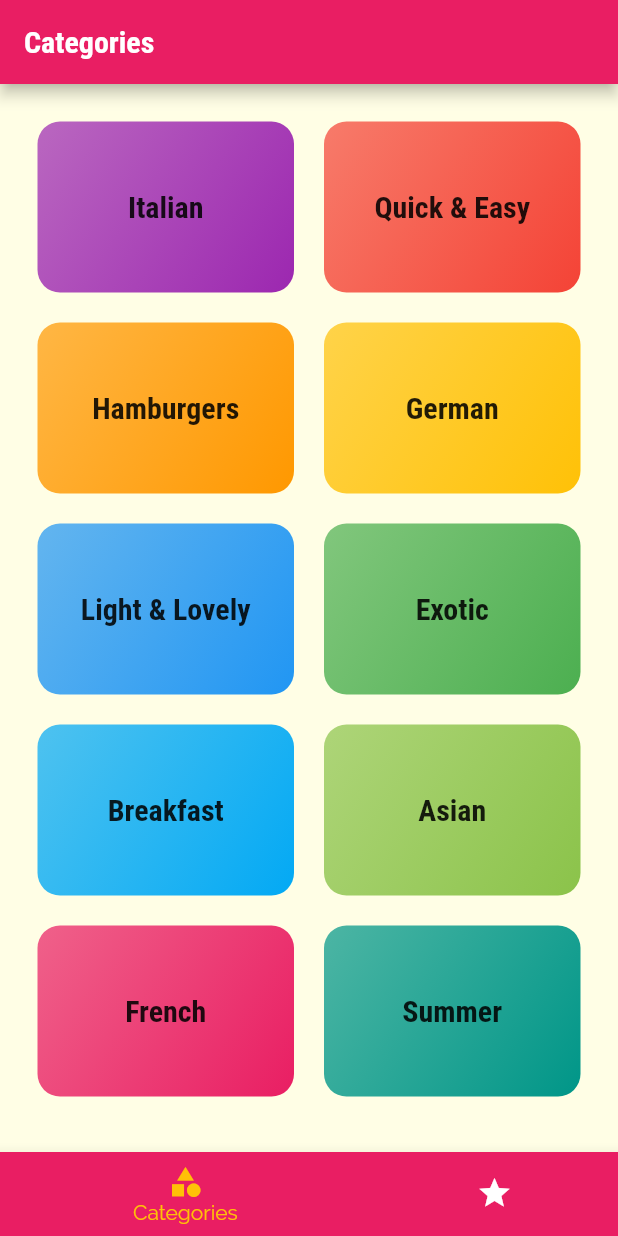
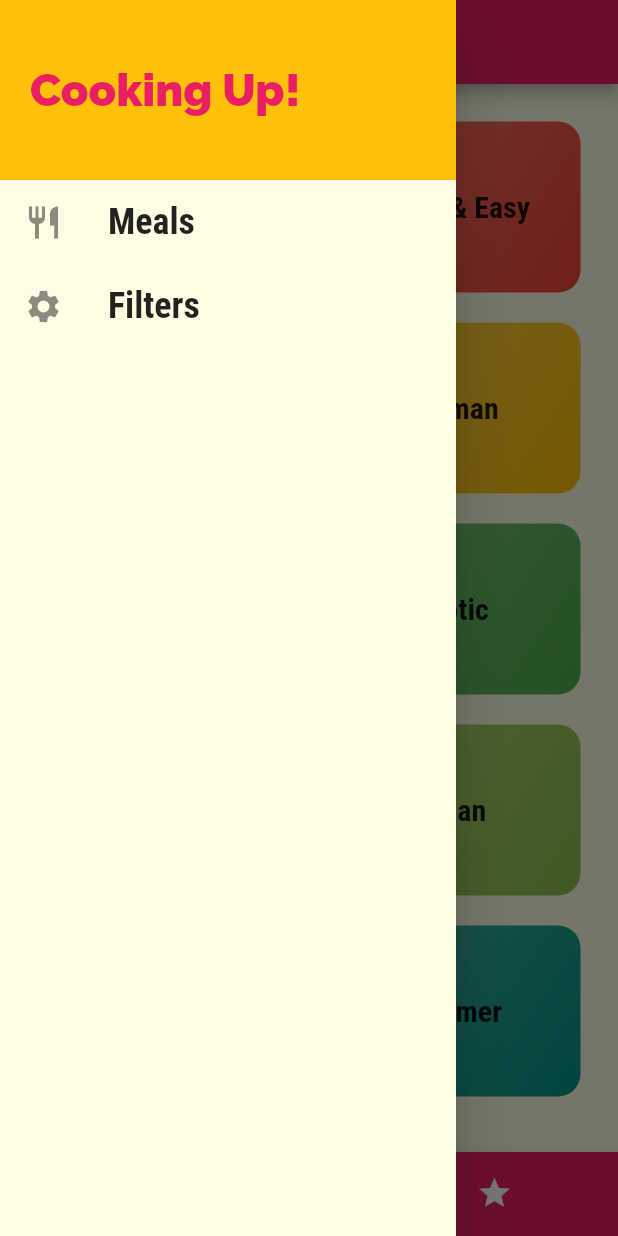
Before and after one commit to MostafaAmin0/Meal_App, a Flutter app: the screen it shows after launch, with the side drawer open (before the commit the screen has no drawer), on a phone screen of 412 x 824 dp. Run offline on Flutter 3.47's test engine with Material 2 defaults, Android fonts, the phone set to English and light mode, and no system bars.

Commit message:
Drawer widget

```diff
--- a/lib/main.dart
+++ b/lib/main.dart
@@ -1,5 +1,6 @@
 import 'package:flutter/material.dart';
 import 'package:meal_app/screens/category_meals_screen.dart';
+import 'package:meal_app/screens/filter_screen.dart';
 import 'package:meal_app/screens/meal_detail_screen.dart';
 import 'package:meal_app/screens/tabs_screen.dart';
 
@@ -34,6 +35,7 @@ class MyApp extends StatelessWidget {
         '/' :(ctx)=> TabsScreen(),
         CategoryMeals.route: (ctx) => CategoryMeals(),
         MealDetail.route : (ctx) => MealDetail(),
+        FilterScreen.route : (ctx)=> FilterScreen(),
       },
       // home: CategoriesScreen(),
 
--- /dev/null
+++ b/lib/screens/filter_screen.dart
@@ -0,0 +1,22 @@
+
+import 'package:flutter/material.dart';
+import 'package:meal_app/widgets/main_drawer.dart';
+
+class FilterScreen extends StatelessWidget {
+  const FilterScreen({Key? key}) : super(key: key);
+
+  static const route = '/filter-screen';
+
+  @override
+  Widget build(BuildContext context) {
+    return Scaffold(
+      appBar: AppBar(
+        title: const Text('Filters'),
+      ),
+      body: const Center(
+        child: Text('data'),
+      ),
+      drawer: const MainDrawer(),
+    );
+  }
+}
--- a/lib/screens/tabs_screen.dart
+++ b/lib/screens/tabs_screen.dart
@@ -1,5 +1,6 @@
 import 'package:flutter/material.dart';
 import 'package:meal_app/screens/categories_screen.dart';
+import 'package:meal_app/widgets/main_drawer.dart';
 
 class TabsScreen extends StatefulWidget {
   const TabsScreen({Key? key}) : super(key: key);
@@ -55,6 +56,7 @@ class _TabsScreenState extends State<TabsScreen> {
         ],
       ),
       body: _pages[_selectedIndex]['screen'] as Widget,
+      drawer:const MainDrawer(),
     );
   }
 }
--- /dev/null
+++ b/lib/widgets/main_drawer.dart
@@ -0,0 +1,62 @@
+import 'package:flutter/material.dart';
+import 'package:meal_app/screens/filter_screen.dart';
+
+class MainDrawer extends StatelessWidget {
+  const MainDrawer({Key? key}) : super(key: key);
+
+  @override
+  Widget build(BuildContext context) {
+    return Drawer(
+      child: Column(
+        children: [
+          Container(
+            height: 120,
+            width: double.infinity,
+            padding: const EdgeInsets.all(20),
+            color: Theme.of(context).colorScheme.secondary,
+            alignment: Alignment.centerLeft,
+            child: Text(
+              'Cooking Up!',
+              style: TextStyle(
+                fontWeight: FontWeight.w900,
+                fontSize: 30,
+                color: Theme.of(context).colorScheme.primary,
+              ),
+            ),
+          ),
+          buildTile(
+            Icons.restaurant,
+            'Meals',
+            () {
+              Navigator.of(context).pushNamed('/');
+            },
+          ),
+          buildTile(
+            Icons.settings,
+            'Filters',
+            () {
+              Navigator.of(context).pushNamed(FilterScreen.route);
+            },
+          ),
+        ],
+      ),
+    );
+  }
+
+  ListTile buildTile(IconData icon, String text, VoidCallback tapHandler) {
+    return ListTile(
+      leading: Icon(
+        icon,
+        size: 26,
+      ),
+      title: Text(
+        text,
+        style: const TextStyle(
+            fontFamily: 'RobotoCondensed',
+            fontSize: 24,
+            fontWeight: FontWeight.bold),
+      ),
+      onTap: tapHandler,
+    );
+  }
+}
```
